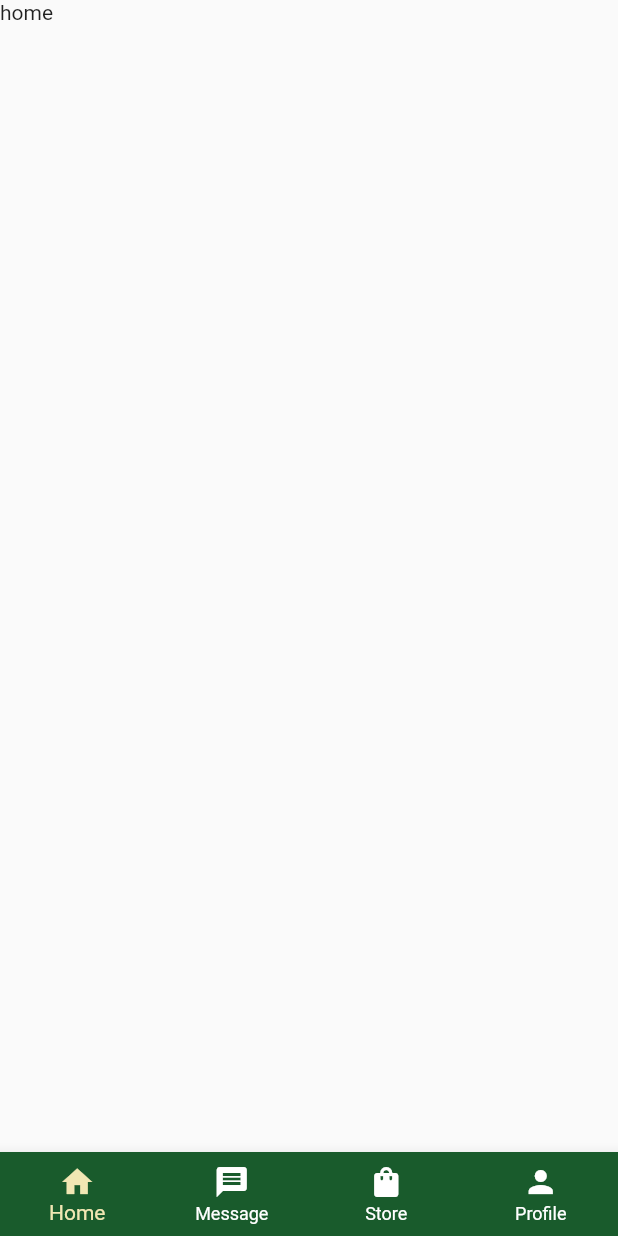
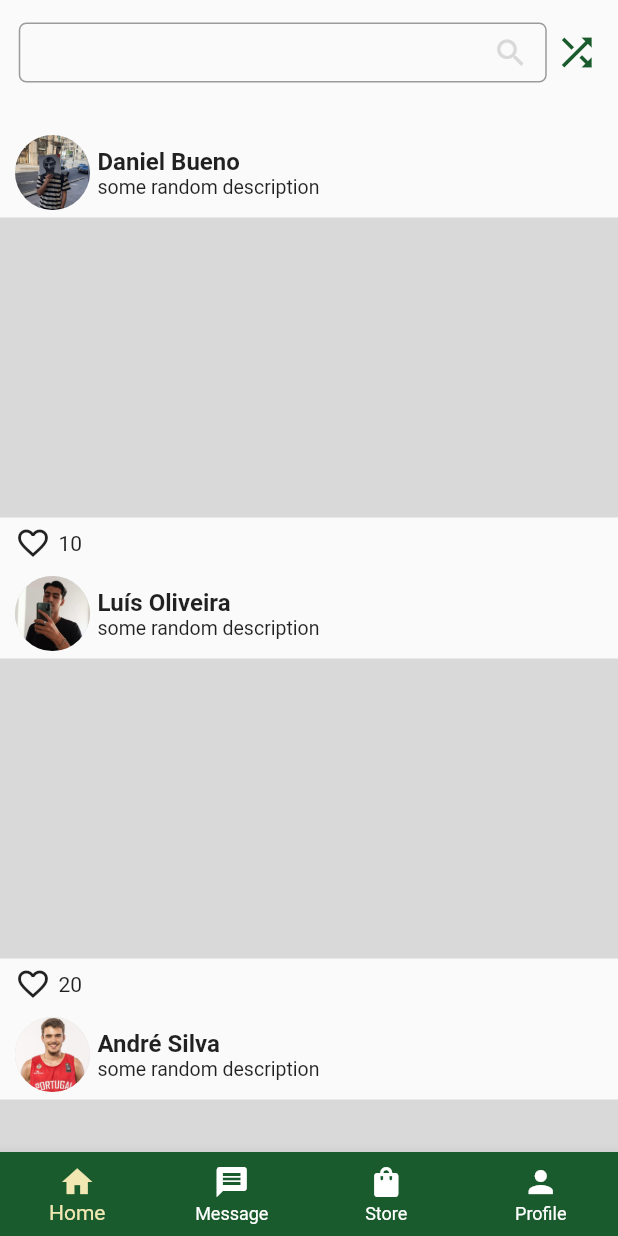
Before and after one commit to danielbueeno/PETSITTING, a Flutter app: the TemplatePlatform screen opened directly, on a phone screen of 412 x 824 dp. Run offline on Flutter 3.47's test engine with Material 2 defaults, Android fonts, the phone set to English and light mode, and no system bars; missing offline and left inert: dart:ffi.

Commit message:
lot of stuff

```diff
--- a/lib/Widgets/atoms/input.dart
+++ b/lib/Widgets/atoms/input.dart
@@ -8,6 +8,7 @@ class Input extends StatelessWidget {
     super.key,
     required this.onValueChanged,
     this.width,
+    this.suffixIcon,
     this.height,
     this.hintText,
     this.keyboardType,
@@ -18,6 +19,7 @@ class Input extends StatelessWidget {
   });
 
   final double? width;
+  final Icon? suffixIcon;
   final double? height;
   final String? hintText;
   final TextInputType? keyboardType;
@@ -40,6 +42,8 @@ class Input extends StatelessWidget {
         keyboardType: keyboardType,
         onChanged: onValueChanged,
         decoration: InputDecoration(
+          suffixIcon: suffixIcon,
+         suffixIconColor: ConstantColors.gray,
           errorBorder:const OutlineInputBorder(
             borderRadius: BorderRadius.all(
               Radius.circular(5),
--- /dev/null
+++ b/lib/Widgets/molecules/molecule_home_post.dart
@@ -0,0 +1,111 @@
+import 'package:flutter/material.dart';
+import 'package:pet_sitting_project/constants/constants_colors.dart';
+
+class MoleculeHomePost extends StatefulWidget {
+  const MoleculeHomePost({super.key,required this.name, required this.description, required this.profileImage, required this.likes, required this.postImage});
+
+  final String profileImage;
+  final String postImage;
+  final String name;
+  final String description;
+  final String likes;
+
+  @override
+  State<MoleculeHomePost> createState() => _MoleculeHomePostState();
+}
+
+class _MoleculeHomePostState extends State<MoleculeHomePost> {
+  bool _likedPost = false;
+  int _likes = 0;
+
+  @override
+  void initState() {
+    _likes =  int.parse(widget.likes);
+    super.initState();
+  }
+
+  @override
+  Widget build(BuildContext context) {
+    return Container(
+      margin:const  EdgeInsets.only(bottom: 10),
+      child: Column(
+        children: [
+        Container(
+          margin: const EdgeInsets.only(left: 10, bottom: 5, right: 10),
+          child: Row(
+            children: [
+              _profileImage,
+              const SizedBox(width: 5,),
+             _nameAndDescription,
+            ],
+          ),
+        ),
+        _post,
+        Container(
+          margin: const EdgeInsets.only(left: 10, top: 5),
+          child: Row(
+            children: [
+              _likeButton,
+              const SizedBox(width: 5,),
+             _numberOfLikes,
+            ],
+          ),
+        ),
+      ],),
+    );
+  }
+
+  Widget get _profileImage{
+    return Container(
+      width: 50,
+      height: 50,
+      decoration:BoxDecoration(
+      color: ConstantColors.gray,
+      borderRadius: BorderRadius.circular(50),
+      image: DecorationImage(image: AssetImage(widget.profileImage)),
+      ),
+    );
+  }
+
+  Widget get _nameAndDescription{
+    return Column(
+            crossAxisAlignment: CrossAxisAlignment.start,
+            mainAxisAlignment: MainAxisAlignment.center,
+            children:[
+            Text(widget.name, style: const TextStyle(fontWeight: FontWeight.bold, fontSize: 16),),
+            Text(widget.description, style:const  TextStyle( fontSize: 13),),
+            ],
+    );
+  }
+
+  Widget get _post{
+    return Container(
+        width: double.infinity,
+        height: 200,
+        color: ConstantColors.gray,
+      );
+  }
+
+  Widget get _likeButton{
+    return GestureDetector(
+      onTap: _onClickLike,
+      child:!_likedPost? const Icon(Icons.favorite_border_outlined):
+            const Icon(Icons.favorite, color: Colors.red,),
+    );
+  }
+
+  Widget get _numberOfLikes{
+    return Text(_likes.toString());
+  }
+
+  _onClickLike(){
+    setState(() {
+        _likedPost = !_likedPost;
+        if(_likedPost){
+          _likes++;
+        }else{
+          _likes--;
+        }
+      });
+  }
+}
--- /dev/null
+++ b/lib/Widgets/molecules/molecule_search_bar.dart
@@ -0,0 +1,42 @@
+import 'package:flutter/material.dart';
+import 'package:pet_sitting_project/constants/constants_colors.dart';
+import 'package:pet_sitting_project/widgets/atoms/input.dart';
+
+class MoleculeSearchBar extends StatefulWidget {
+  const MoleculeSearchBar({super.key, required this.hasShuffle, this.onShuffle});
+
+  final Function()? onShuffle;
+
+  final bool hasShuffle;
+
+  @override
+  State<MoleculeSearchBar> createState() => _MoleculeSearchBarState();
+}
+
+class _MoleculeSearchBarState extends State<MoleculeSearchBar> {
+  @override
+  Widget build(BuildContext context) {
+    return Container(
+      padding: const EdgeInsets.symmetric(horizontal: 10, vertical: 15),
+      child: Wrap(
+                crossAxisAlignment: WrapCrossAlignment.center,
+                alignment: WrapAlignment.center,
+                spacing: 5,
+                children: [
+                  Input(
+                    onValueChanged: (v){},
+                    suffixIcon:const Icon(Icons.search),
+                    textAlignVertical: TextAlignVertical.top,
+                    width: MediaQuery.of(context).size.width-60,
+                  ),
+                  widget.hasShuffle?
+                  GestureDetector(
+                    onTap: widget.onShuffle,
+                    child: Icon(Icons.shuffle, size: 30,color: ConstantColors.primary,),
+                  ):const SizedBox()
+                ],
+              ),
+    );
+
+  }
+}
--- /dev/null
+++ b/lib/Widgets/organisms/organism_home.dart
@@ -0,0 +1,29 @@
+import 'package:flutter/material.dart';
+import 'package:pet_sitting_project/widgets/molecules/molecule_home_post.dart';
+import 'package:pet_sitting_project/widgets/molecules/molecule_pet_sitter_block.dart';
+
+class OrganismHome extends StatefulWidget {
+  const OrganismHome({super.key});
+
+  @override
+  State<OrganismHome> createState() => _OrganismHomeState();
+}
+
+class _OrganismHomeState extends State<OrganismHome> {
+
+  @override
+  Widget build(BuildContext context) {
+    return Column(
+        children: _postsList()
+    );
+  }
+
+  _postsList(){
+    return const [
+          MoleculeHomePost(name: "Daniel Bueno",description: "some random description",profileImage: "assets/images/daniel.jpeg",postImage: "", likes: "10",),
+          MoleculeHomePost(name: "Luís Oliveira",description: "some random description",profileImage: "assets/images/luis.jpeg",postImage: "", likes: "20",),
+          MoleculeHomePost(name: "André Silva",description: "some random description",profileImage: "assets/images/andre.jpeg",postImage: "", likes: "30",),
+    ];
+  }
+
+}
--- a/lib/Widgets/organisms/organism_store.dart
+++ b/lib/Widgets/organisms/organism_store.dart
@@ -23,7 +23,6 @@ class _OrganismStoreState extends State<OrganismStore> {
             description: "Continente, pack. 10 kg",
             price: "14,49",
             image: "assets/images/dog-food.png",
-            hasTopDivider: true,
           ),
           space,
           MoleculeStoreItem(
--- a/lib/Widgets/pages/page_home.dart
+++ b/lib/Widgets/pages/page_home.dart
@@ -1,12 +1,12 @@
 import 'package:flutter/material.dart';
-import 'package:flutter/src/widgets/framework.dart';
-import 'package:flutter/src/widgets/placeholder.dart';
+import 'package:pet_sitting_project/widgets/organisms/organism_home.dart';
+import 'package:pet_sitting_project/widgets/templates/template_search_pages.dart';
 
 class PageHome extends StatelessWidget {
   const PageHome({super.key});
 
   @override
   Widget build(BuildContext context) {
-    return Text("Page home");
+    return const TemplateSearchPages(body: OrganismHome(), hasShuffle: true,);
   }
 }
--- a/lib/Widgets/pages/page_store.dart
+++ b/lib/Widgets/pages/page_store.dart
@@ -7,8 +7,9 @@ class PageStore extends StatelessWidget {
 
   @override
   Widget build(BuildContext context) {
-    return TemplateSearchPages(
+    return const TemplateSearchPages(
       body: OrganismStore(),
+      hasShuffle: false,
     );
   }
 }
--- a/lib/Widgets/templates/template_platform.dart
+++ b/lib/Widgets/templates/template_platform.dart
@@ -1,5 +1,6 @@
 import 'package:flutter/material.dart';
 import 'package:pet_sitting_project/constants/constants_colors.dart';
+import 'package:pet_sitting_project/widgets/pages/page_home.dart';
 import 'package:pet_sitting_project/widgets/pages/page_messages.dart';
 import 'package:pet_sitting_project/widgets/pages/page_store.dart';
 
@@ -16,7 +17,7 @@ class TemplatePlatform extends StatefulWidget {
 class _TemplatePlatformState extends State<TemplatePlatform> {
   int _currentIndex = 0;
   List<Widget> body = const[
-    Text('home'),
+    PageHome(),
     PageMessages(),
     PageStore(),
     Text('Profile'),
--- a/lib/Widgets/templates/template_search_pages.dart
+++ b/lib/Widgets/templates/template_search_pages.dart
@@ -1,8 +1,12 @@
 
 import 'package:flutter/material.dart';
+import 'package:pet_sitting_project/widgets/molecules/molecule_pet_sitter_block.dart';
+import 'package:pet_sitting_project/widgets/molecules/molecule_search_bar.dart';
 
 class TemplateSearchPages extends StatefulWidget {
-  const TemplateSearchPages({super.key, required this.body});
+  const TemplateSearchPages({super.key, required this.body, required this.hasShuffle});
+
+  final bool hasShuffle;
 
   final Widget body;
   @override
@@ -10,17 +14,57 @@ class TemplateSearchPages extends StatefulWidget {
 }
 
 class _TemplateSearchPagesState extends State<TemplateSearchPages> {
+
+  Widget _content = SizedBox();
+  bool isShufflePage = false;
+
+  @override
+  void initState() {
+    _content = widget.body;
+    super.initState();
+  }
+
   @override
   Widget build(BuildContext context) {
     return Container(
       width: double.infinity,
       child: Column(
         children: [
-          Text('Search bar'),
-          SizedBox(height: 40,),
-          widget.body,
+          Expanded(child: ListView(
+            children: [
+              MoleculeSearchBar(hasShuffle: widget.hasShuffle, onShuffle: _shuffleFunction,),
+              const SizedBox(height: 20,),
+             _content,
+            ],
+          )),
+
         ],
       ),
     );
   }
+
+  _shuffleFunction(){
+    setState(() {
+      if(widget.hasShuffle && !isShufflePage){
+        _content = Column(
+          children: _petSitterList(),
+      );
+
+      }
+      if(isShufflePage){
+        _content = widget.body;
+      }
+
+      isShufflePage = !isShufflePage;
+
+    });
+
+  }
+  _petSitterList(){
+    return [
+      const MoleculePetSitterBlock(name: "Leonardo Freitas", age: "22", likes: "30", image: "assets/images/leonardo.jpeg",),
+      const MoleculePetSitterBlock(name: "Leonardo Freitas", age: "22", likes: "30", image: "assets/images/leonardo.jpeg",),
+      const MoleculePetSitterBlock(name: "Leonardo Freitas", age: "22", likes: "30", image: "assets/images/leonardo.jpeg",),
+    ];
+  }
 }
```
Also changed, not shown: lib/Widgets/molecules/molecule_pet_sitter_block.dart (added, +49 -0 lines).
